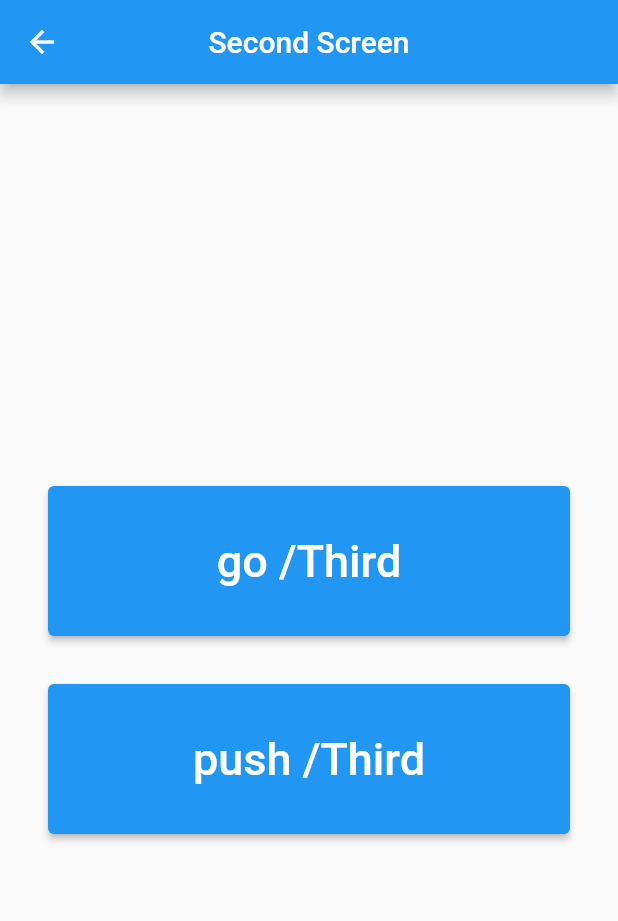
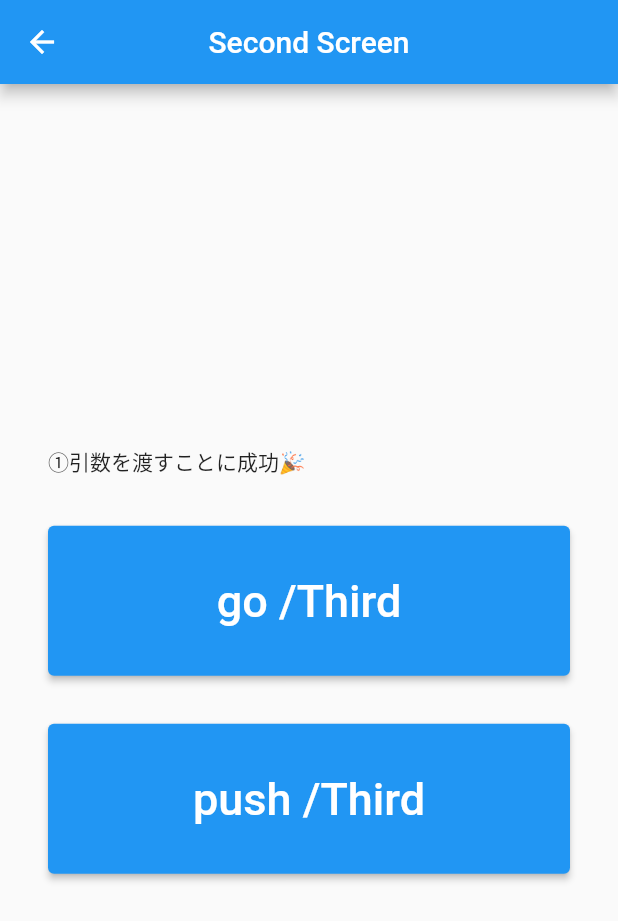
Before and after one commit to TaishiU/flutter-go-router-sample, a Flutter app: the screen it shows after launch, after a tap on "go /Second", on a phone screen of 412 x 824 dp. Shown: the top 921 px of the screen. Run offline on Flutter 3.47's test engine with Material 2 defaults, Android fonts, the phone set to English and light mode, and no system bars; our stand-ins replace go_router.

Commit message:
引数を渡す

```diff
--- a/lib/route.dart
+++ b/lib/route.dart
@@ -13,14 +13,20 @@ final router = GoRouter(
       builder: (context, state) => const FirstScreen(),
       routes: [
         GoRoute(
-          path: SecondScreen.path,
+          path: '${SecondScreen.path}/:paramTitle',
           name: SecondScreen.name,
-          builder: (context, state) => const SecondScreen(),
+          builder: (context, state) {
+            final paramTitle = state.params['paramTitle']!;
+            return SecondScreen(paramTitle: paramTitle);
+          },
         ),
         GoRoute(
-          path: ThirdScreen.path,
+          path: '${ThirdScreen.path}/:number',
           name: ThirdScreen.name,
-          builder: (context, state) => const ThirdScreen(),
+          builder: (context, state) {
+            final number = int.parse(state.params['number']!);
+            return ThirdScreen(number: number);
+          },
         )
       ],
     ),
--- a/lib/screens/first_screen.dart
+++ b/lib/screens/first_screen.dart
@@ -27,7 +27,12 @@ class FirstScreen extends StatelessWidget {
               SizedBox(
                 height: 100,
                 child: ElevatedButton(
-                  onPressed: () => context.goNamed(SecondScreen.name),
+                  onPressed: () => context.goNamed(
+                    SecondScreen.name,
+                    params: {
+                      'paramTitle': '①引数を渡すことに成功🎉',
+                    },
+                  ),
                   child: const Text(
                     'go /Second',
                     style: textStyle,
@@ -38,7 +43,12 @@ class FirstScreen extends StatelessWidget {
               SizedBox(
                 height: 100,
                 child: ElevatedButton(
-                  onPressed: () => context.pushNamed(SecondScreen.name),
+                  onPressed: () => context.pushNamed(
+                    SecondScreen.name,
+                    params: {
+                      'paramTitle': '②引数を渡すことに成功🎉',
+                    },
+                  ),
                   child: const Text(
                     'push /Second',
                     style: textStyle,
@@ -49,7 +59,12 @@ class FirstScreen extends StatelessWidget {
               SizedBox(
                 height: 100,
                 child: ElevatedButton(
-                  onPressed: () => context.goNamed(ThirdScreen.name),
+                  onPressed: () => context.goNamed(
+                    ThirdScreen.name,
+                    params: {
+                      'number': '3',
+                    },
+                  ),
                   child: const Text(
                     'go /Third',
                     style: textStyle,
--- a/lib/screens/second_screen.dart
+++ b/lib/screens/second_screen.dart
@@ -3,10 +3,15 @@ import 'package:go_router/go_router.dart';
 import 'package:go_router_sample/screens/third_screen.dart';
 
 class SecondScreen extends StatelessWidget {
-  const SecondScreen({Key? key}) : super(key: key);
+  const SecondScreen({
+    Key? key,
+    required this.paramTitle,
+  }) : super(key: key);
 
   static const path = 'second_screen';
   static const name = 'second_screen';
+
+  final String paramTitle;
 
   @override
   Widget build(BuildContext context) {
@@ -23,10 +28,17 @@ class SecondScreen extends StatelessWidget {
             crossAxisAlignment: CrossAxisAlignment.stretch,
             mainAxisSize: MainAxisSize.min,
             children: [
+              Text(paramTitle),
+              const SizedBox(height: 32),
               SizedBox(
                 height: 100,
                 child: ElevatedButton(
-                  onPressed: () => context.goNamed(ThirdScreen.name),
+                  onPressed: () => context.goNamed(
+                    ThirdScreen.name,
+                    params: {
+                      'number': '3',
+                    },
+                  ),
                   child: const Text(
                     'go /Third',
                     style: textStyle,
@@ -37,7 +49,12 @@ class SecondScreen extends StatelessWidget {
               SizedBox(
                 height: 100,
                 child: ElevatedButton(
-                  onPressed: () => context.pushNamed(ThirdScreen.name),
+                  onPressed: () => context.pushNamed(
+                    ThirdScreen.name,
+                    params: {
+                      'number': '3',
+                    },
+                  ),
                   child: const Text(
                     'push /Third',
                     style: textStyle,
```
Also changed, not shown: lib/screens/third_screen.dart (+12 -1 lines).
